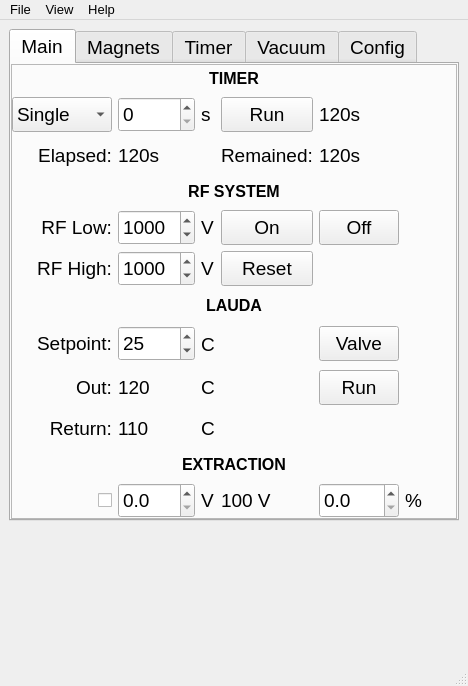
Old version of the form Magnets_UI.ui in the repository salinsalins/TDKLambda.
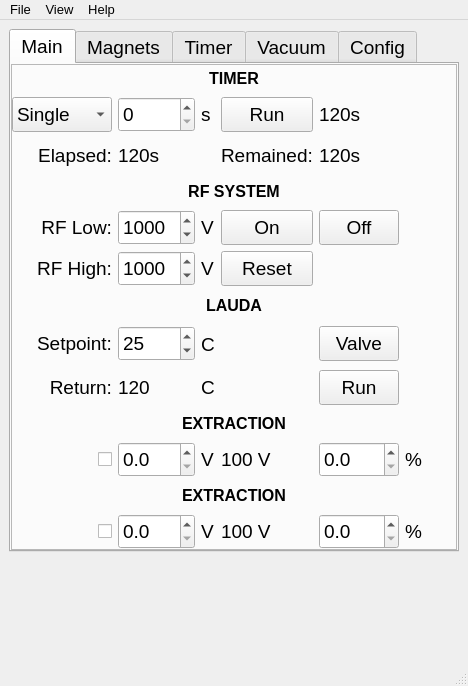
New version of the form. The open tabs and pages were chosen to show the change. Icons and pictures are not drawn.

```diff
--- a/Magnets_UI.ui
+++ b/Magnets_UI.ui
@@ -358,39 +358,6 @@
              </property>
             </widget>
            </item>
-           <item row="9" column="0">
-            <widget class="QLabel" name="label_22">
-             <property name="sizePolicy">
-              <sizepolicy hsizetype="Minimum" vsizetype="Fixed">
-               <horstretch>0</horstretch>
-               <verstretch>0</verstretch>
-              </sizepolicy>
-             </property>
-             <property name="minimumSize">
-              <size>
-               <width>0</width>
-               <height>35</height>
-              </size>
-             </property>
-             <property name="maximumSize">
-              <size>
-               <width>16777215</width>
-               <height>35</height>
-              </size>
-             </property>
-             <property name="font">
-              <font>
-               <pointsize>14</pointsize>
-              </font>
-             </property>
-             <property name="text">
-              <string>Return:</string>
-             </property>
-             <property name="alignment">
-              <set>Qt::AlignRight|Qt::AlignTrailing|Qt::AlignVCenter</set>
-             </property>
-            </widget>
-           </item>
            <item row="1" column="4">
             <widget class="QLabel" name="label_6">
              <property name="sizePolicy">
@@ -793,36 +760,6 @@
              </property>
             </widget>
            </item>
-           <item row="9" column="1">
-            <widget class="QLabel" name="label_24">
-             <property name="sizePolicy">
-              <sizepolicy hsizetype="Preferred" vsizetype="Fixed">
-               <horstretch>0</horstretch>
-               <verstretch>0</verstretch>
-              </sizepolicy>
-             </property>
-             <property name="minimumSize">
-              <size>
-               <width>0</width>
-               <height>35</height>
-              </size>
-             </property>
-             <property name="maximumSize">
-              <size>
-               <width>16777215</width>
-               <height>35</height>
-              </size>
-             </property>
-             <property name="font">
-              <font>
-               <pointsize>14</pointsize>
-              </font>
-             </property>
-             <property name="text">
-              <string>110</string>
-             </property>
-            </widget>
-           </item>
            <item row="2" column="0">
             <widget class="QLabel" name="label_2">
              <property name="sizePolicy">
@@ -856,36 +793,6 @@
              </property>
             </widget>
            </item>
-           <item row="9" column="2">
-            <widget class="QLabel" name="label_17">
-             <property name="sizePolicy">
-              <sizepolicy hsizetype="Preferred" vsizetype="Fixed">
-               <horstretch>0</horstretch>
-               <verstretch>0</verstretch>
-              </sizepolicy>
-             </property>
-             <property name="minimumSize">
-              <size>
-               <width>0</width>
-               <height>35</height>
-              </size>
-             </property>
-             <property name="maximumSize">
-              <size>
-               <width>16777215</width>
-               <height>35</height>
-              </size>
-             </property>
-             <property name="font">
-              <font>
-               <pointsize>14</pointsize>
-              </font>
-             </property>
-             <property name="text">
-              <string>C</string>
-             </property>
-            </widget>
-           </item>
            <item row="8" column="2">
             <widget class="QLabel" name="label_16">
              <property name="sizePolicy">
@@ -916,39 +823,6 @@
              </property>
             </widget>
            </item>
-           <item row="8" column="0">
-            <widget class="QLabel" name="label_21">
-             <property name="sizePolicy">
-              <sizepolicy hsizetype="Minimum" vsizetype="Fixed">
-               <horstretch>0</horstretch>
-               <verstretch>0</verstretch>
-              </sizepolicy>
-             </property>
-             <property name="minimumSize">
-              <size>
-               <width>0</width>
-               <height>35</height>
-              </size>
-             </property>
-             <property name="maximumSize">
-              <size>
-               <width>16777215</width>
-               <height>35</height>
-              </size>
-             </property>
-             <property name="font">
-              <font>
-               <pointsize>14</pointsize>
-              </font>
-             </property>
-             <property name="text">
-              <string>Out:</string>
-             </property>
-             <property name="alignment">
-              <set>Qt::AlignRight|Qt::AlignTrailing|Qt::AlignVCenter</set>
-             </property>
-            </widget>
-           </item>
            <item row="1" column="3">
             <widget class="QPushButton" name="pushButton">
              <property name="sizePolicy">
@@ -1108,7 +982,7 @@
              </property>
             </widget>
            </item>
-           <item row="11" column="0" alignment="Qt::AlignRight">
+           <item row="10" column="0" alignment="Qt::AlignRight">
             <widget class="QCheckBox" name="checkBox_2">
              <property name="sizePolicy">
               <sizepolicy hsizetype="Maximum" vsizetype="Fixed">
@@ -1126,7 +1000,7 @@
              </property>
             </widget>
            </item>
-           <item row="10" column="0" colspan="6">
+           <item row="9" column="0" colspan="6">
             <widget class="QLabel" name="label_18">
              <property name="sizePolicy">
               <sizepolicy hsizetype="Preferred" vsizetype="Fixed">
@@ -1164,7 +1038,7 @@
              </property>
             </widget>
            </item>
-           <item row="11" column="2">
+           <item row="10" column="2">
             <widget class="QLabel" name="label_19">
              <property name="sizePolicy">
               <sizepolicy hsizetype="Preferred" vsizetype="Fixed">
@@ -1423,7 +1297,7 @@
              </property>
             </widget>
            </item>
-           <item row="11" column="3">
+           <item row="10" column="3" alignment="Qt::AlignLeft">
             <widget class="QLabel" name="label_25">
              <property name="sizePolicy">
               <sizepolicy hsizetype="Preferred" vsizetype="Fixed">
@@ -1453,7 +1327,7 @@
              </property>
             </widget>
            </item>
-           <item row="11" column="5">
+           <item row="10" column="5">
             <widget class="QLabel" name="label_20">
              <property name="sizePolicy">
               <sizepolicy hsizetype="Preferred" vsizetype="Fixed">
@@ -1483,37 +1357,7 @@
              </property>
             </widget>
            </item>
-           <item row="11" column="1">
-            <widget class="QDoubleSpinBox" name="doubleSpinBox_5">
-             <property name="sizePolicy">
-              <sizepolicy hsizetype="Minimum" vsizetype="Fixed">
-               <horstretch>0</horstretch>
-               <verstretch>0</verstretch>
-              </sizepolicy>
-             </property>
-             <property name="minimumSize">
-              <size>
-               <width>0</width>
-               <height>35</height>
-              </size>
-             </property>
-             <property name="maximumSize">
-              <size>
-               <width>16777215</width>
-               <height>35</height>
-              </size>
-             </property>
-             <property name="font">
-              <font>
-               <pointsize>14</pointsize>
-              </font>
-             </property>
-             <property name="decimals">
-              <number>1</number>
-             </property>
-            </widget>
-           </item>
-           <item row="11" column="4">
+           <item row="10" column="4">
             <widget class="QDoubleSpinBox" name="doubleSpinBox_6">
              <property name="sizePolicy">
               <sizepolicy hsizetype="Minimum" vsizetype="Fixed">
@@ -1608,6 +1452,275 @@
              </property>
             </widget>
            </item>
+           <item row="10" column="1">
+            <widget class="QDoubleSpinBox" name="doubleSpinBox_5">
+             <property name="sizePolicy">
+              <sizepolicy hsizetype="Minimum" vsizetype="Fixed">
+               <horstretch>0</horstretch>
+               <verstretch>0</verstretch>
+              </sizepolicy>
+             </property>
+             <property name="minimumSize">
+              <size>
+               <width>0</width>
+               <height>35</height>
+              </size>
+             </property>
+             <property name="maximumSize">
+              <size>
+               <width>16777215</width>
+               <height>35</height>
+              </size>
+             </property>
+             <property name="font">
+              <font>
+               <pointsize>14</pointsize>
+              </font>
+             </property>
+             <property name="decimals">
+              <number>1</number>
+             </property>
+            </widget>
+           </item>
+           <item row="8" column="0">
+            <widget class="QLabel" name="label_22">
+             <property name="sizePolicy">
+              <sizepolicy hsizetype="Minimum" vsizetype="Fixed">
+               <horstretch>0</horstretch>
+               <verstretch>0</verstretch>
+              </sizepolicy>
+             </property>
+             <property name="minimumSize">
+              <size>
+               <width>0</width>
+               <height>35</height>
+              </size>
+             </property>
+             <property name="maximumSize">
+              <size>
+               <width>16777215</width>
+               <height>35</height>
+              </size>
+             </property>
+             <property name="font">
+              <font>
+               <pointsize>14</pointsize>
+              </font>
+             </property>
+             <property name="text">
+              <string>Return:</string>
+             </property>
+             <property name="alignment">
+              <set>Qt::AlignRight|Qt::AlignTrailing|Qt::AlignVCenter</set>
+             </property>
+            </widget>
+           </item>
+           <item row="12" column="1">
+            <widget class="QDoubleSpinBox" name="doubleSpinBox_7">
+             <property name="sizePolicy">
+              <sizepolicy hsizetype="Minimum" vsizetype="Fixed">
+               <horstretch>0</horstretch>
+               <verstretch>0</verstretch>
+              </sizepolicy>
+             </property>
+             <property name="minimumSize">
+              <size>
+               <width>0</width>
+               <height>35</height>
+              </size>
+             </property>
+             <property name="maximumSize">
+              <size>
+               <width>16777215</width>
+               <height>35</height>
+              </size>
+             </property>
+             <property name="font">
+              <font>
+               <pointsize>14</pointsize>
+              </font>
+             </property>
+             <property name="decimals">
+              <number>1</number>
+             </property>
+            </widget>
+           </item>
+           <item row="11" column="0" colspan="6">
+            <widget class="QLabel" name="label_21">
+             <property name="sizePolicy">
+              <sizepolicy hsizetype="Preferred" vsizetype="Fixed">
+               <horstretch>0</horstretch>
+               <verstretch>0</verstretch>
+              </sizepolicy>
+             </property>
+             <property name="minimumSize">
+              <size>
+               <width>0</width>
+               <height>25</height>
+              </size>
+             </property>
+             <property name="maximumSize">
+              <size>
+               <width>16777215</width>
+               <height>25</height>
+              </size>
+             </property>
+             <property name="font">
+              <font>
+               <pointsize>12</pointsize>
+               <weight>75</weight>
+               <bold>true</bold>
+              </font>
+             </property>
+             <property name="text">
+              <string>EXTRACTION</string>
+             </property>
+             <property name="alignment">
+              <set>Qt::AlignCenter</set>
+             </property>
+             <property name="buddy">
+              <cstring>spinBox_2</cstring>
+             </property>
+            </widget>
+           </item>
+           <item row="12" column="0" alignment="Qt::AlignRight">
+            <widget class="QCheckBox" name="checkBox_6">
+             <property name="sizePolicy">
+              <sizepolicy hsizetype="Maximum" vsizetype="Fixed">
+               <horstretch>0</horstretch>
+               <verstretch>0</verstretch>
+              </sizepolicy>
+             </property>
+             <property name="font">
+              <font>
+               <pointsize>14</pointsize>
+              </font>
+             </property>
+             <property name="text">
+              <string/>
+             </property>
+            </widget>
+           </item>
+           <item row="12" column="2">
+            <widget class="QLabel" name="label_24">
+             <property name="sizePolicy">
+              <sizepolicy hsizetype="Preferred" vsizetype="Fixed">
+               <horstretch>0</horstretch>
+               <verstretch>0</verstretch>
+              </sizepolicy>
+             </property>
+             <property name="minimumSize">
+              <size>
+               <width>0</width>
+               <height>35</height>
+              </size>
+             </property>
+             <property name="maximumSize">
+              <size>
+               <width>16777215</width>
+               <height>35</height>
+              </size>
+             </property>
+             <property name="font">
+              <font>
+               <pointsize>14</pointsize>
+              </font>
+             </property>
+             <property name="text">
+              <string>V</string>
+             </property>
+            </widget>
+           </item>
+           <item row="12" column="3" alignment="Qt::AlignLeft">
+            <widget class="QLabel" name="label_34">
+             <property name="sizePolicy">
+              <sizepolicy hsizetype="Preferred" vsizetype="Fixed">
+               <horstretch>0</horstretch>
+               <verstretch>0</verstretch>
+              </sizepolicy>
+             </property>
+             <property name="minimumSize">
+              <size>
+               <width>0</width>
+               <height>35</height>
+              </size>
+             </property>
+             <property name="maximumSize">
+              <size>
+               <width>16777215</width>
+               <height>35</height>
+              </size>
+             </property>
+             <property name="font">
+              <font>
+               <pointsize>14</pointsize>
+              </font>
+             </property>
+             <property name="text">
+              <string>100 V</string>
+             </property>
+            </widget>
+           </item>
+           <item row="12" column="4">
+            <widget class="QDoubleSpinBox" name="doubleSpinBox_8">
+             <property name="sizePolicy">
+              <sizepolicy hsizetype="Minimum" vsizetype="Fixed">
+               <horstretch>0</horstretch>
+               <verstretch>0</verstretch>
+              </sizepolicy>
+             </property>
+             <property name="minimumSize">
+              <size>
+               <width>0</width>
+               <height>35</height>
+              </size>
+             </property>
+             <property name="maximumSize">
+              <size>
+               <width>16777215</width>
+               <height>35</height>
+              </size>
+             </property>
+             <property name="font">
+              <font>
+               <pointsize>14</pointsize>
+              </font>
+             </property>
+             <property name="decimals">
+              <number>1</number>
+             </property>
+            </widget>
+           </item>
+           <item row="12" column="5">
+            <widget class="QLabel" name="label_35">
+             <property name="sizePolicy">
+              <sizepolicy hsizetype="Preferred" vsizetype="Fixed">
+               <horstretch>0</horstretch>
+               <verstretch>0</verstretch>
+              </sizepolicy>
+             </property>
+             <property name="minimumSize">
+              <size>
+               <width>0</width>
+               <height>35</height>
+              </size>
+             </property>
+             <property name="maximumSize">
+              <size>
+               <width>16777215</width>
+               <height>35</height>
+              </size>
+             </property>
+             <property name="font">
+              <font>
+               <pointsize>14</pointsize>
+              </font>
+             </property>
+             <property name="text">
+              <string>%</string>
+             </property>
+            </widget>
+           </item>
           </layout>
          </widget>
         </item>
```
Left out of the diff: 16 changed lines with no effect on the pictures.
